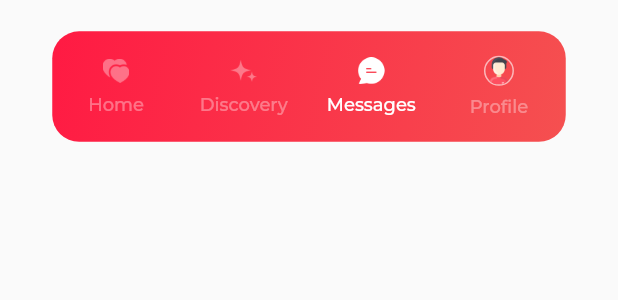
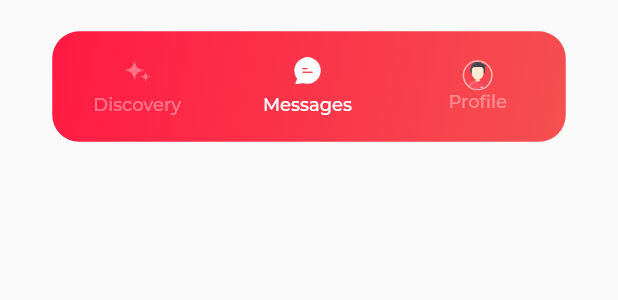
Before and after one commit to VPATEL007/Candy_chat-video, a Flutter app: the TabBarWidget widget shown alone on an empty page, opened directly, on a phone screen of 412 x 824 dp. Shown: the top 300 px of the screen. Run offline on Flutter 3.47's test engine with Material 2 defaults, Android fonts, the light colour scheme and no system bars; our stand-ins replace another_flushbar, assets_audio_player, cached_network_image, circular_countdown_timer, connectivity, device_info and 20 more; missing offline and left inert: agora_rtc_engine, agora_rtm, assets_audio_player_web, connectivity_for_web, firebase_analytics_web, firebase_core_web and 13 more; accounts and stored records are empty; network calls fail; project files that could hold a hidden picture were left out.

Commit message:
Only Onfluencer Setup

```diff
--- a/lib/components/widgets/TabBar/Tabbar.dart
+++ b/lib/components/widgets/TabBar/Tabbar.dart
@@ -44,13 +44,13 @@ class _TabBarWidgetState extends State<TabBarWidget> {
         ),
         child: Row(
           children: [
-            InkWell(
-              onTap: () {
-                NavigationUtilities.pushReplacementNamed(Home.route);
-              },
-              child:
-                  getTabItem(widget.screen == TabType.Home, "tabHome", "Home"),
-            ),
+            // InkWell(
+            //   onTap: () {
+            //     NavigationUtilities.pushReplacementNamed(Home.route);
+            //   },
+            //   child:
+            //       getTabItem(widget.screen == TabType.Home, "tabHome", "Home"),
+            // ),
             InkWell(
               onTap: () {
                 NavigationUtilities.pushReplacementNamed(Discover.route);
@@ -65,6 +65,7 @@ class _TabBarWidgetState extends State<TabBarWidget> {
               child: getTabItem(
                   widget.screen == TabType.Chat, "tabChat", "Messages"),
             ),
+
             Consumer<FollowesProvider>(
               builder: (context, mutedProvider, child) => InkWell(
                   onTap: () async {
@@ -98,7 +99,7 @@ class _TabBarWidgetState extends State<TabBarWidget> {
       mainAxisAlignment: MainAxisAlignment.center,
       children: [
         Container(
-          width: (MathUtilities.screenWidth(context) - getSize(72)) / 4,
+          width: (MathUtilities.screenWidth(context) - getSize(72)) / 3,
           child: Center(
             child: Container(
               decoration: BoxDecoration(
@@ -133,9 +134,6 @@ class _TabBarWidgetState extends State<TabBarWidget> {
             ),
           ),
         ),
-        SizedBox(
-          height: getSize(6),
-        ),
         Text(
           "Profile",
           style: appTheme?.white12Normal.copyWith(
@@ -152,7 +150,7 @@ class _TabBarWidgetState extends State<TabBarWidget> {
       mainAxisAlignment: MainAxisAlignment.center,
       children: [
         Container(
-          width: (MathUtilities.screenWidth(context) - getSize(72)) / 4,
+          width: (MathUtilities.screenWidth(context) - getSize(72)) / 3,
           child: Center(
             child: Image.asset(
               "assets/Tab/$icon" + (isSelected ? "Selected.png" : ".png"),
```
